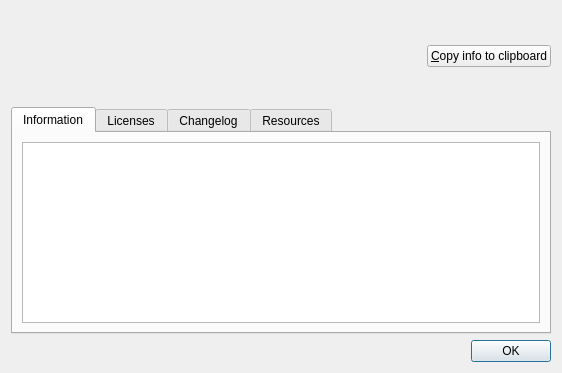
martinrotter/rssguard, file src/librssguard/gui/dialogs/formabout.ui: the form before one commit.
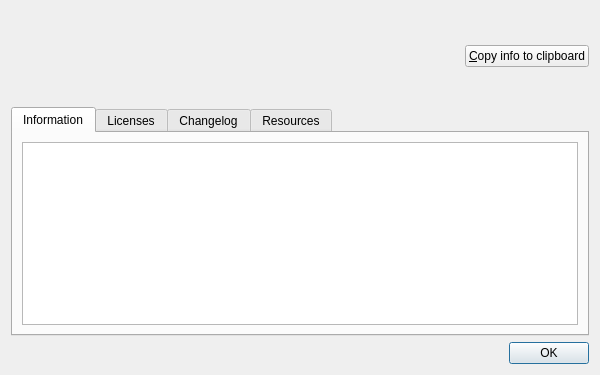
The form after the commit.

```diff
--- a/src/librssguard/gui/dialogs/formabout.ui
+++ b/src/librssguard/gui/dialogs/formabout.ui
@@ -6,8 +6,8 @@
    <rect>
     <x>0</x>
     <y>0</y>
-    <width>562</width>
-    <height>373</height>
+    <width>600</width>
+    <height>375</height>
    </rect>
   </property>
   <property name="windowTitle">
```
